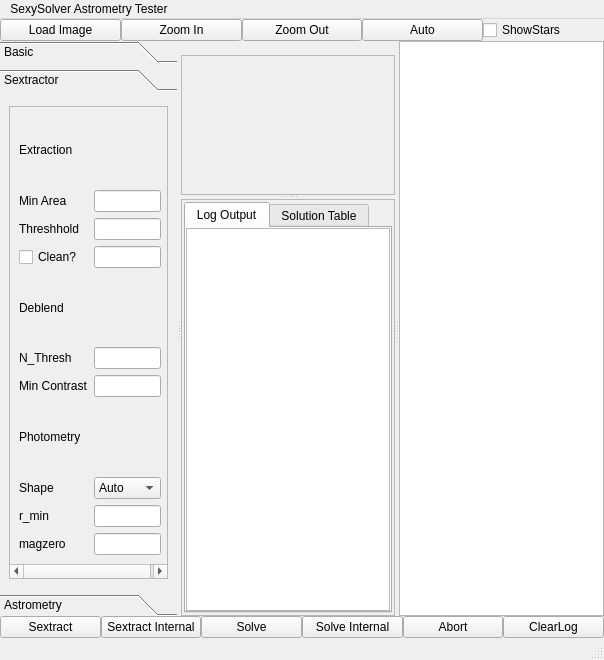
First picture: the form in mainwindow.ui, repository rlancaste/stellarsolver, before the edit.
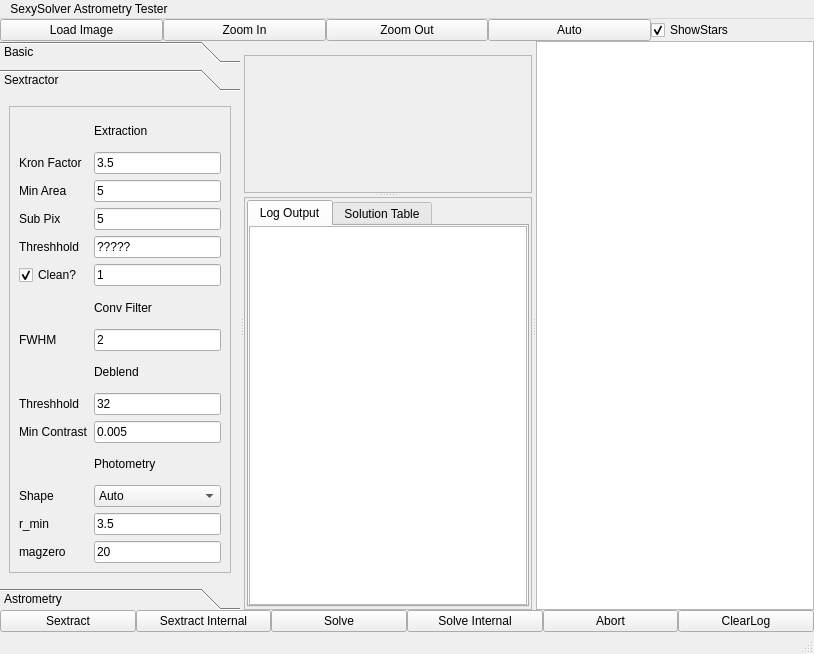
Second picture: the form after the edit. Custom widgets are drawn as their Qt base class.

Commit message: Making Sextractor options configurable, particularly the convFilter option

What changed in the file:
```diff
--- a/mainwindow.ui
+++ b/mainwindow.ui
@@ -6,8 +6,8 @@
    <rect>
     <x>0</x>
     <y>0</y>
-    <width>604</width>
-    <height>660</height>
+    <width>814</width>
+    <height>654</height>
    </rect>
   </property>
   <property name="font">
@@ -82,6 +82,9 @@
         <property name="text">
          <string>ShowStars</string>
         </property>
+        <property name="checked">
+         <bool>true</bool>
+        </property>
        </widget>
       </item>
      </layout>
@@ -170,8 +173,8 @@
          <rect>
           <x>0</x>
           <y>0</y>
-          <width>197</width>
-          <height>371</height>
+          <width>267</width>
+          <height>384</height>
          </rect>
         </property>
         <attribute name="label">
@@ -187,14 +190,14 @@
             <property name="geometry">
              <rect>
               <x>0</x>
-              <y>0</y>
-              <width>185</width>
-              <height>345</height>
+              <y>-106</y>
+              <width>241</width>
+              <height>464</height>
              </rect>
             </property>
             <layout class="QGridLayout" name="gridLayout_9">
-             <item row="12" column="1">
-              <widget class="QComboBox" name="star_shape">
+             <item row="20" column="1">
+              <widget class="QComboBox" name="apertureShape">
                <item>
                 <property name="text">
                  <string>Auto</string>
@@ -212,115 +215,201 @@
                </item>
               </widget>
              </item>
+             <item row="14" column="0">
+              <widget class="QLabel" name="label_19">
+               <property name="text">
+                <string>Min Contrast</string>
+               </property>
+              </widget>
+             </item>
+             <item row="0" column="1">
+              <widget class="QLabel" name="label_16">
+               <property name="sizePolicy">
+                <sizepolicy hsizetype="Preferred" vsizetype="Preferred">
+                 <horstretch>0</horstretch>
+                 <verstretch>0</verstretch>
+                </sizepolicy>
+               </property>
+               <property name="text">
+                <string>Extraction</string>
+               </property>
+              </widget>
+             </item>
+             <item row="1" column="0">
+              <widget class="QLabel" name="label_25">
+               <property name="text">
+                <string>Kron Factor</string>
+               </property>
+              </widget>
+             </item>
+             <item row="3" column="1">
+              <widget class="QLineEdit" name="subpix">
+               <property name="text">
+                <string>5</string>
+               </property>
+              </widget>
+             </item>
+             <item row="14" column="1">
+              <widget class="QLineEdit" name="deblend_contrast">
+               <property name="text">
+                <string>0.005</string>
+               </property>
+              </widget>
+             </item>
+             <item row="9" column="0">
+              <widget class="QLabel" name="label_23">
+               <property name="text">
+                <string>FWHM</string>
+               </property>
+              </widget>
+             </item>
+             <item row="25" column="0">
+              <widget class="QLabel" name="label_15">
+               <property name="text">
+                <string>magzero</string>
+               </property>
+              </widget>
+             </item>
+             <item row="3" column="0">
+              <widget class="QLabel" name="label_24">
+               <property name="text">
+                <string>Sub Pix</string>
+               </property>
+              </widget>
+             </item>
+             <item row="20" column="0">
+              <widget class="QLabel" name="label_12">
+               <property name="text">
+                <string>Shape</string>
+               </property>
+              </widget>
+             </item>
+             <item row="8" column="1">
+              <widget class="QLabel" name="label_22">
+               <property name="sizePolicy">
+                <sizepolicy hsizetype="Preferred" vsizetype="Preferred">
+                 <horstretch>0</horstretch>
+                 <verstretch>0</verstretch>
+                </sizepolicy>
+               </property>
+               <property name="text">
+                <string>Conv Filter</string>
+               </property>
+              </widget>
+             </item>
+             <item row="24" column="1">
+              <widget class="QLineEdit" name="r_min">
+               <property name="text">
+                <string>3.5</string>
+               </property>
+              </widget>
+             </item>
              <item row="2" column="1">
-              <widget class="QLineEdit" name="r_min_3"/>
+              <widget class="QLineEdit" name="minarea">
+               <property name="text">
+                <string>5</string>
+               </property>
+              </widget>
              </item>
-             <item row="16" column="1">
-              <widget class="QLineEdit" name="r_min"/>
+             <item row="12" column="0">
+              <widget class="QLabel" name="label_18">
+               <property name="text">
+                <string>Threshhold</string>
+               </property>
+              </widget>
              </item>
-             <item row="16" column="0">
-              <widget class="QLabel" name="label_13">
+             <item row="9" column="1">
+              <widget class="QLineEdit" name="fwhm">
                <property name="text">
-                <string>r_min</string>
+                <string>2</string>
                </property>
               </widget>
              </item>
-             <item row="4" column="0">
+             <item row="11" column="1">
               <widget class="QLabel" name="label_20">
                <property name="text">
                 <string>Deblend</string>
                </property>
               </widget>
              </item>
-             <item row="17" column="0">
-              <widget class="QLabel" name="label_15">
+             <item row="1" column="1">
+              <widget class="QLineEdit" name="kron_fact">
                <property name="text">
-                <string>magzero</string>
+                <string>3.5</string>
                </property>
               </widget>
              </item>
-             <item row="1" column="0">
+             <item row="2" column="0">
               <widget class="QLabel" name="label_21">
                <property name="text">
                 <string>Min Area</string>
                </property>
               </widget>
              </item>
-             <item row="17" column="1">
-              <widget class="QLineEdit" name="r_min_2"/>
-             </item>
-             <item row="9" column="0">
-              <widget class="QLabel" name="label_14">
-               <property name="sizePolicy">
-                <sizepolicy hsizetype="Preferred" vsizetype="Preferred">
-                 <horstretch>0</horstretch>
-                 <verstretch>0</verstretch>
-                </sizepolicy>
-               </property>
+             <item row="12" column="1">
+              <widget class="QLineEdit" name="deblend_thresh">
                <property name="text">
-                <string>Photometry</string>
+                <string>32</string>
                </property>
               </widget>
              </item>
-             <item row="6" column="0">
-              <widget class="QLabel" name="label_19">
+             <item row="4" column="1">
+              <widget class="QLineEdit" name="detect_thresh">
                <property name="text">
-                <string>Min Contrast</string>
+                <string>?????</string>
                </property>
               </widget>
              </item>
              <item row="5" column="0">
-              <widget class="QLabel" name="label_18">
-               <property name="text">
-                <string>N_Thresh</string>
-               </property>
-              </widget>
-             </item>
-             <item row="5" column="1">
-              <widget class="QLineEdit" name="r_min_4"/>
-             </item>
-             <item row="12" column="0">
-              <widget class="QLabel" name="label_12">
-               <property name="text">
-                <string>Shape</string>
-               </property>
-              </widget>
-             </item>
-             <item row="2" column="0">
-              <widget class="QLabel" name="label_17">
-               <property name="text">
-                <string>Threshhold</string>
-               </property>
-              </widget>
-             </item>
-             <item row="1" column="1">
-              <widget class="QLineEdit" name="r_min_7"/>
-             </item>
-             <item row="0" column="0">
-              <widget class="QLabel" name="label_16">
-               <property name="sizePolicy">
-                <sizepolicy hsizetype="Preferred" vsizetype="Preferred">
-                 <horstretch>0</horstretch>
-                 <verstretch>0</verstretch>
-                </sizepolicy>
-               </property>
-               <property name="text">
-                <string>Extraction</string>
-               </property>
-              </widget>
-             </item>
-             <item row="6" column="1">
-              <widget class="QLineEdit" name="r_min_6"/>
-             </item>
-             <item row="3" column="0">
               <widget class="QCheckBox" name="checkBox">
                <property name="text">
                 <string>Clean?</string>
                </property>
+               <property name="checked">
+                <bool>true</bool>
+               </property>
               </widget>
              </item>
-             <item row="3" column="1">
-              <widget class="QLineEdit" name="r_min_5"/>
+             <item row="4" column="0">
+              <widget class="QLabel" name="label_17">
+               <property name="text">
+                <string>Threshhold</string>
+               </property>
+              </widget>
+             </item>
+             <item row="24" column="0">
+              <widget class="QLabel" name="label_13">
+               <property name="text">
+                <string>r_min</string>
+               </property>
+              </widget>
+             </item>
+             <item row="25" column="1">
+              <widget class="QLineEdit" name="magzero">
+               <property name="text">
+                <string>20</string>
+               </property>
+              </widget>
+             </item>
+             <item row="15" column="1">
+              <widget class="QLabel" name="label_14">
+               <property name="sizePolicy">
+                <sizepolicy hsizetype="Preferred" vsizetype="Preferred">
+                 <horstretch>0</horstretch>
+                 <verstretch>0</verstretch>
+                </sizepolicy>
+               </property>
+               <property name="text">
+                <string>Photometry</string>
+               </property>
+              </widget>
+             </item>
+             <item row="5" column="1">
+              <widget class="QLineEdit" name="clean_param">
+               <property name="text">
+                <string>1</string>
+               </property>
+              </widget>
              </item>
             </layout>
            </widget>
@@ -520,8 +609,8 @@
              <rect>
               <x>0</x>
               <y>0</y>
-              <width>197</width>
-              <height>114</height>
+              <width>268</width>
+              <height>118</height>
              </rect>
             </property>
             <layout class="QGridLayout" name="gridLayout_2">
@@ -571,8 +660,8 @@
           <rect>
            <x>0</x>
            <y>0</y>
-           <width>199</width>
-           <height>330</height>
+           <width>270</width>
+           <height>339</height>
           </rect>
          </property>
          <property name="sizePolicy">
@@ -711,7 +800,7 @@
     <rect>
      <x>0</x>
      <y>0</y>
-     <width>604</width>
+     <width>814</width>
      <height>22</height>
     </rect>
    </property>
```
Left out of the diff: 12 changed lines with no effect on the pictures. The commit also changes 5 other files.
